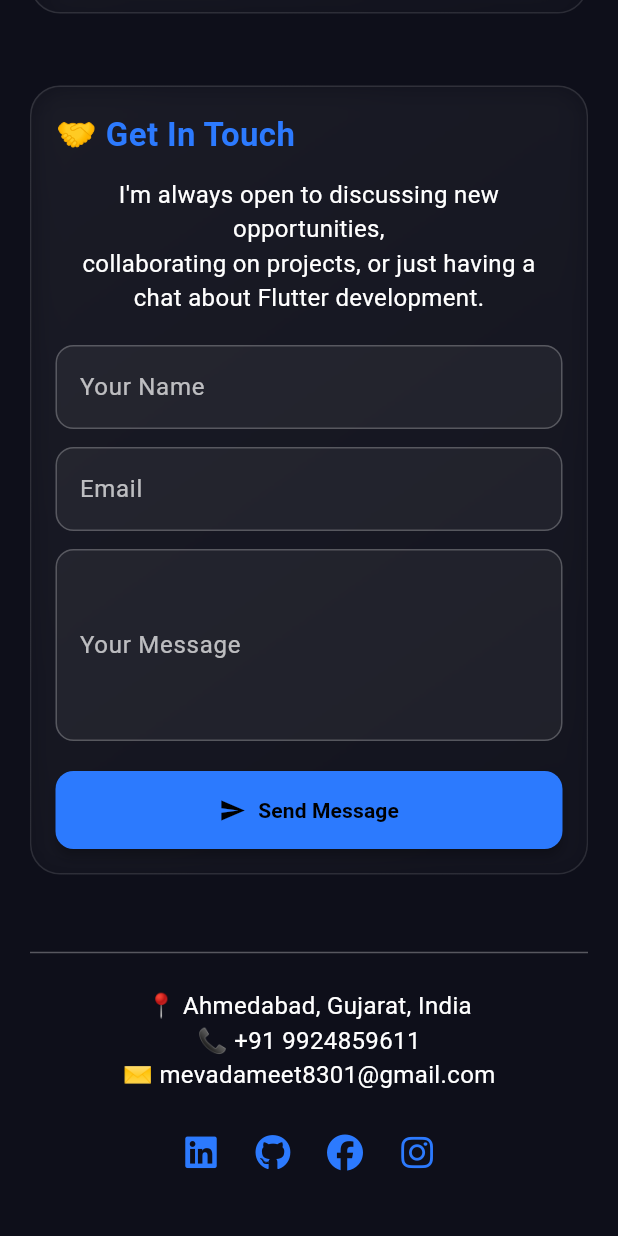
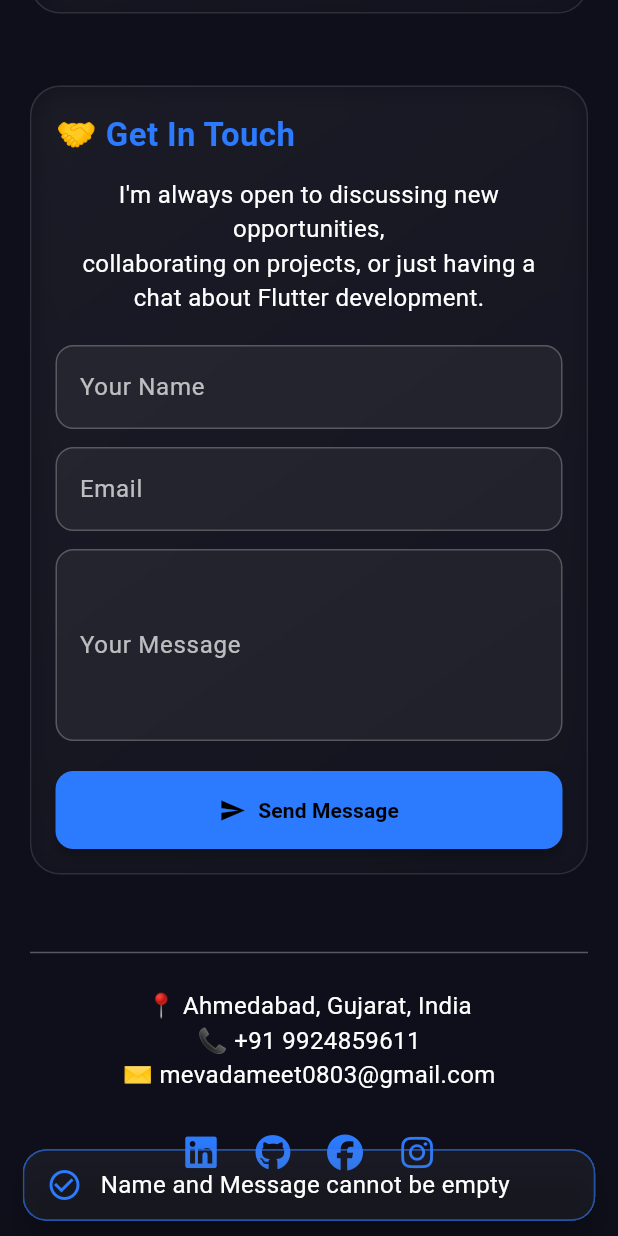
Before and after one commit to MeetMevadaStar/portfolio, a Flutter app: the screen it shows after launch, scrolled down 1095 dp, after a tap on "Send Message", on a phone screen of 412 x 824 dp. Run offline on Flutter 3.47's test engine with Material 3 defaults, Android fonts, the phone set to English and light mode, and no system bars; our stand-ins replace cloud_firestore, firebase_core, font_awesome_flutter; accounts and stored records are empty.

Commit message:
31-07-2025 : Port Folio changes

```diff
--- a/lib/Screens/contect_form.dart
+++ b/lib/Screens/contect_form.dart
@@ -1,19 +1,70 @@
 import 'package:flutter/material.dart';
-
+import 'package:cloud_firestore/cloud_firestore.dart';
+import 'package:porfolio/Utils/global_function.dart';
 import '../Utils/colour.dart';
 
-class ContactForm extends StatelessWidget {
+class ContactForm extends StatefulWidget {
   const ContactForm({super.key});
 
   @override
+  State<ContactForm> createState() => _ContactFormState();
+}
+
+class _ContactFormState extends State<ContactForm> {
+  final TextEditingController _nameController = TextEditingController();
+  final TextEditingController _emailController = TextEditingController();
+  final TextEditingController _messageController = TextEditingController();
+
+  final GlobalKey<FormState> _formKey = GlobalKey<FormState>();
+  bool _isLoading = false;
+
+  Future<void> _sendMessage() async {
+    final name = _nameController.text.trim();
+    final email = _emailController.text.trim();
+    final message = _messageController.text.trim();
+
+    if (name.isEmpty || message.isEmpty) {
+      showThemedSnackBar(context, 'Name and Message cannot be empty');
+      return;
+    }
+
+    setState(() => _isLoading = true);
+
+    try {
+      await FirebaseFirestore.instance.collection('contact_messages').add({
+        'name': name,
+        'email': email,
+        'message': message,
+        'timestamp': FieldValue.serverTimestamp(),
+      });
+
+      showThemedSnackBar(context, 'Message sent successfully');
+
+      _nameController.clear();
+      _emailController.clear();
+      _messageController.clear();
+    } catch (e) {
+      showThemedSnackBar(context, 'Failed to send: $e');
+    } finally {
+      setState(() => _isLoading = false);
+    }
+  }
+
+  @override
   Widget build(BuildContext context) {
-    return Column(
+    return Form(
+      key: _formKey,
+      child: Column(
         children: [
-        _textField(label: 'Your Name'),
+          _textField(label: 'Your Name', controller: _nameController),
           const SizedBox(height: 12),
-        _textField(label: 'Email'),
+          _textField(label: 'Email', controller: _emailController),
           const SizedBox(height: 12),
-        _textField(label: 'Your Message', maxLines: 4),
+          _textField(
+            label: 'Your Message',
+            controller: _messageController,
+            maxLines: 4,
+          ),
           const SizedBox(height: 20),
           SizedBox(
             width: double.infinity,
@@ -27,22 +78,32 @@ class ContactForm extends StatelessWidget {
                   borderRadius: BorderRadius.circular(12),
                 ),
               ),
-            onPressed: () {
-              // TODO: Handle message send
-            },
-            icon: const Icon(Icons.send),
-            label: const Text(
-              'Send Message',
-              style: TextStyle(fontWeight: FontWeight.w600),
+              onPressed: _isLoading ? null : _sendMessage,
+              icon: _isLoading
+                  ? const SizedBox(
+                      width: 18,
+                      height: 18,
+                      child: CircularProgressIndicator(strokeWidth: 2),
+                    )
+                  : const Icon(Icons.send),
+              label: Text(
+                _isLoading ? "Sending..." : 'Send Message',
+                style: const TextStyle(fontWeight: FontWeight.w600),
               ),
             ),
           ),
         ],
+      ),
     );
   }
 
-  Widget _textField({required String label, int maxLines = 1}) {
+  Widget _textField({
+    required String label,
+    required TextEditingController controller,
+    int maxLines = 1,
+  }) {
     return TextField(
+      controller: controller,
       maxLines: maxLines,
       style: const TextStyle(color: Colors.white),
       cursorColor: primaryColour,
--- a/lib/Screens/portfolio.dart
+++ b/lib/Screens/portfolio.dart
@@ -4,6 +4,7 @@ import 'package:flutter/material.dart';
 import 'package:font_awesome_flutter/font_awesome_flutter.dart';
 import 'package:url_launcher/url_launcher.dart';
 import '../Utils/colour.dart';
+import '../Utils/constant.dart';
 import '../Utils/global_function.dart';
 import 'contect_form.dart';
 
@@ -104,8 +105,8 @@ class PortfolioPage extends StatelessWidget {
                   const Divider(thickness: 1, color: Colors.white30),
                   const SizedBox(height: 16),
                   InkWell(onTap: launchMap, child: const Text('📍 Ahmedabad, Gujarat, India', style: TextStyle(color: Colors.white))),
-                  InkWell(onTap: launchPhoneDialer, child: const Text('📞 +91 9924859611', style: TextStyle(color: Colors.white))),
-                  InkWell(onTap: launchEmail, child: const Text('✉️ mevadameet8301@gmail.com', style: TextStyle(color: Colors.white))),
+                  InkWell(onTap: launchPhoneDialer, child: Text('📞 ${mobileNumber}', style: TextStyle(color: Colors.white))),
+                  InkWell(onTap: launchEmail, child: Text('✉️ ${emailAddress}', style: TextStyle(color: Colors.white))),
                   const SizedBox(height: 16),
                   Row(
                     mainAxisAlignment: MainAxisAlignment.center,
--- /dev/null
+++ b/lib/Utils/constant.dart
@@ -0,0 +1,5 @@
+/// Mobile Number
+String mobileNumber = "+91 9924859611";
+
+/// Email Address
+String emailAddress = "mevadameet0803@gmail.com";
--- a/lib/Utils/global_function.dart
+++ b/lib/Utils/global_function.dart
@@ -1,5 +1,7 @@
 import 'package:flutter/material.dart';
 import 'package:url_launcher/url_launcher.dart';
+
+import 'colour.dart';
 
 Future<void> launchMap() async {
   final Uri googleMapUrl = Uri.parse(
@@ -45,3 +47,36 @@ Future<void> launchEmail() async {
     debugPrint('Could not launch email');
   }
 }
+
+void showThemedSnackBar(BuildContext context, String message, {bool isError = false}) {
+  final backgroundColor = Colors.white.withOpacity(0.05);
+
+  ScaffoldMessenger.of(context).showSnackBar(
+    SnackBar(
+      behavior: SnackBarBehavior.floating,
+      backgroundColor: backgroundColor,
+      elevation: 8,
+      padding: const EdgeInsets.symmetric(horizontal: 16, vertical: 12),
+      shape: RoundedRectangleBorder(
+        borderRadius: BorderRadius.circular(16),
+        side: BorderSide(color: isError ? Colors.redAccent : primaryColour.withOpacity(0.6), width: 1.2),
+      ),
+      duration: const Duration(seconds: 3),
+      content: Row(
+        children: [
+          Icon(
+            isError ? Icons.error_outline : Icons.check_circle_outline,
+            color: isError ? Colors.redAccent : primaryColour,
+          ),
+          const SizedBox(width: 12),
+          Expanded(
+            child: Text(
+              message,
+              style: const TextStyle(color: Colors.white, fontSize: 16),
+            ),
+          ),
+        ],
+      ),
+    ),
+  );
+}
--- a/lib/main.dart
+++ b/lib/main.dart
@@ -1,9 +1,20 @@
+import 'package:firebase_core/firebase_core.dart';
 import 'package:flutter/material.dart';
 import 'Screens/portfolio.dart';
 
-void main() {
+void main() async {
   WidgetsFlutterBinding.ensureInitialized();
 
+  try {
+    await Firebase.initializeApp(
+        options: FirebaseOptions(
+            apiKey: 'AIzaSyApTzlEHB2XtgbJJXXQL4lugb220OfEiaE',
+            appId: '1:396965021347:web:96df045418b9917c70e116',
+            messagingSenderId: '396965021347',
+            projectId: 'portfolio-82c56'));
+  } catch (e) {
+    print('Firebase Error ${e}');
+  }
   runApp(const MyApp());
 }
 
--- a/pubspec.yaml
+++ b/pubspec.yaml
@@ -38,6 +38,8 @@ dependencies:
 
   font_awesome_flutter: ^10.5.0
   url_launcher: ^6.2.5
+  firebase_core: ^3.4.0
+  cloud_firestore: ^5.4.0
 
 
 dev_dependencies:
```
Also changed, not shown: 1 other file. Lines whose indentation alone changed are shown as unchanged.
